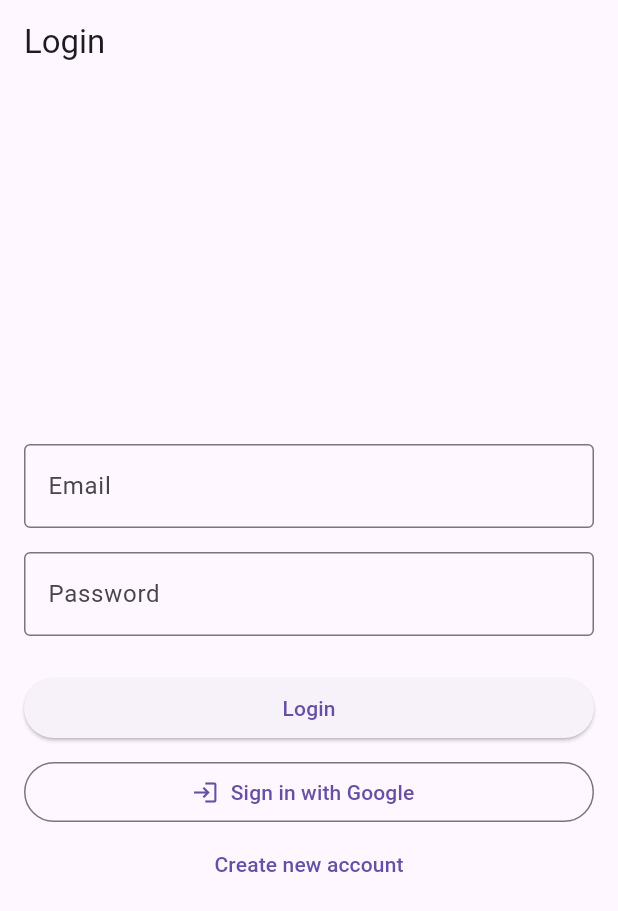
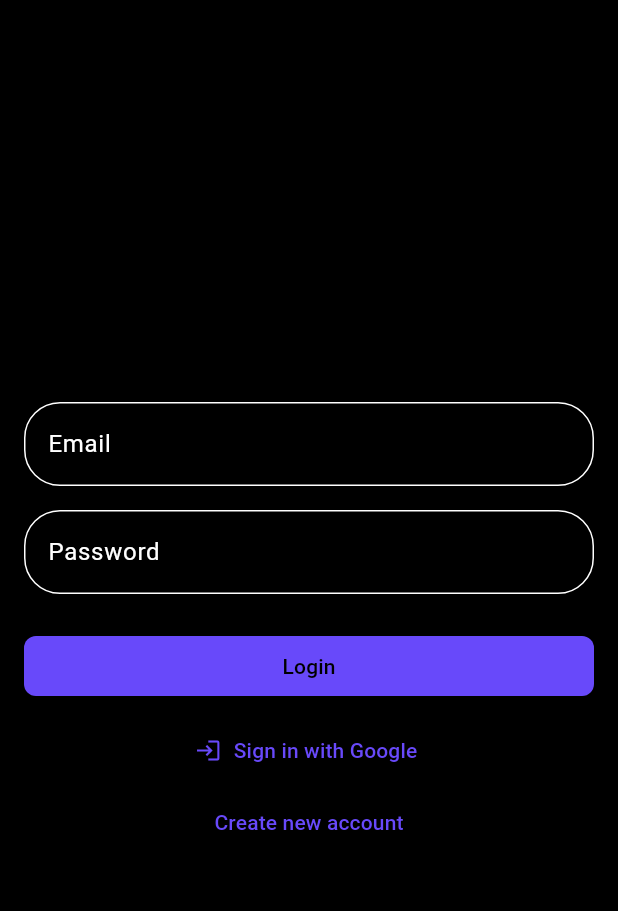
Before and after one commit to MritunjayTiwari14/protool, a Flutter app: the screen it shows after launch, on a phone screen of 412 x 824 dp. Shown: the top 911 px of the screen. Run offline on Flutter 3.47's test engine with Material 3 defaults, Android fonts, the light colour scheme and no system bars; our stand-ins replace cloud_firestore, firebase_auth, firebase_core, google_sign_in; accounts and stored records are empty; generated files the repository leaves out were written again.

Commit message:
feat: Create separate theme data for light and dark mode

```diff
--- a/lib/main.dart
+++ b/lib/main.dart
@@ -3,6 +3,7 @@ import 'package:firebase_core/firebase_core.dart';
 import 'package:flutter/material.dart';
 import 'package:protool/screens/auth_screen.dart';
 import 'package:protool/screens/tasks_screen.dart';
+import 'package:protool/theme.dart';
 import 'firebase_options.dart';
 
 void main() async {
@@ -18,9 +19,9 @@ class ProToolApp extends StatelessWidget {
   Widget build(BuildContext context) {
     return MaterialApp(
       title: 'Task Manager',
-      theme: ThemeData(
-        primarySwatch: Colors.blue,
-      ),
+      theme: darkTheme,
+      darkTheme: darkTheme,
+      themeMode: ThemeMode.system,
       home: StreamBuilder<User?>(
         stream: FirebaseAuth.instance.authStateChanges(),
         builder: (context, snapshot) {
--- a/lib/screens/auth_screen.dart
+++ b/lib/screens/auth_screen.dart
@@ -1,5 +1,6 @@
 import 'package:flutter/material.dart';
 import '../services/auth_service.dart';
+import '../widgets/common_widgets.dart';
 
 class AuthScreen extends StatefulWidget {
   const AuthScreen({super.key});
@@ -90,9 +91,6 @@ class _AuthScreenState extends State<AuthScreen> {
   @override
   Widget build(BuildContext context) {
     return Scaffold(
-      appBar: AppBar(
-        title: Text(_isLogin ? 'Login' : 'Sign Up'),
-      ),
       body: Center(
         child: SingleChildScrollView(
           padding: const EdgeInsets.all(16.0),
@@ -113,12 +111,9 @@ class _AuthScreenState extends State<AuthScreen> {
                     ),
                   ),
                 const SizedBox(height: 16),
-                TextFormField(
+                CustomTextField(
                   controller: _emailController,
-                  decoration: const InputDecoration(
-                    labelText: 'Email',
-                    border: OutlineInputBorder(),
-                  ),
+                  labelText: 'Email',
                   keyboardType: TextInputType.emailAddress,
                   validator: (value) {
                     if (value == null || value.isEmpty || !value.contains('@')) {
@@ -128,12 +123,9 @@ class _AuthScreenState extends State<AuthScreen> {
                   },
                 ),
                 const SizedBox(height: 16),
-                TextFormField(
+                CustomTextField(
                   controller: _passwordController,
-                  decoration: const InputDecoration(
-                    labelText: 'Password',
-                    border: OutlineInputBorder(),
-                  ),
+                  labelText: 'Password',
                   obscureText: true,
                   validator: (value) {
                     if (value == null || value.length < 6) {
@@ -146,28 +138,28 @@ class _AuthScreenState extends State<AuthScreen> {
                 if (_isLoading)
                   const Center(child: CircularProgressIndicator())
                 else ...[
-                  ElevatedButton(
+                  PrimaryButton(
                     onPressed: _submitAuthForm,
-                    child: Text(_isLogin ? 'Login' : 'Sign Up'),
+                    text: _isLogin ? 'Login' : 'Sign Up',
                   ),
                   const SizedBox(height: 8),
-                  OutlinedButton.icon(
+                  SecondaryIconButton(
                     onPressed: _signInWithGoogle,
-                    icon: const Icon(Icons.login),
-                    label: const Text('Sign in with Google'),
+                    icon: Icons.login,
+                    label: 'Sign in with Google',
                   ),
                 ],
                 if (!_isLoading)
-                  TextButton(
+                  SecondaryTextButton(
                     onPressed: () {
                       setState(() {
                         _isLogin = !_isLogin;
                         _errorMessage = null;
                       });
                     },
-                    child: Text(_isLogin
+                    text: _isLogin
                         ? 'Create new account'
-                        : 'I already have an account'),
+                        : 'I already have an account',
                   ),
               ],
             ),
--- /dev/null
+++ b/lib/theme.dart
@@ -0,0 +1,73 @@
+import 'package:flutter/material.dart';
+
+final ThemeData lightTheme = ThemeData(
+  useMaterial3: true,
+  brightness: Brightness.light,
+  scaffoldBackgroundColor: Colors.white,
+  colorScheme: const ColorScheme(
+    brightness: Brightness.light,
+
+    primary: Color.fromARGB(255, 104, 73, 250),
+    onPrimary: Colors.white,
+
+    secondary: Color(0xFF03DAC6),
+    onSecondary: Colors.black,
+
+    surface: Colors.white,
+    onSurface: Color(0xFF121212),
+
+    error: Color(0xFFB00020),
+    onError: Colors.white,
+  ),
+  appBarTheme: const AppBarTheme(
+    backgroundColor: Color(0xFF6200EE),
+    foregroundColor: Colors.white,
+    elevation: 0,
+    centerTitle: true,
+  ),
+  elevatedButtonTheme: ElevatedButtonThemeData(
+    style: ElevatedButton.styleFrom(
+      backgroundColor: const Color(0xFF6200EE),
+      foregroundColor: Colors.white,
+      shape: RoundedRectangleBorder(
+        borderRadius: BorderRadius.circular(8),
+      ),
+    ),
+  ),
+);
+
+final ThemeData darkTheme = ThemeData(
+  useMaterial3: true,
+  brightness: Brightness.dark,
+  scaffoldBackgroundColor: Colors.black,
+  colorScheme: const ColorScheme(
+    brightness: Brightness.dark,
+
+    primary: Color.fromARGB(255, 104, 73, 250),
+    onPrimary: Colors.black,
+
+    secondary: Color(0xFF03DAC6),
+    onSecondary: Colors.black,
+
+    surface: Colors.black,
+    onSurface: Colors.white,
+
+    error: Color(0xFFCF6679),
+    onError: Colors.black,
+  ),
+  appBarTheme: const AppBarTheme(
+    backgroundColor: Color.fromARGB(255, 104, 73, 250),
+    foregroundColor: Colors.black,
+    elevation: 0,
+    centerTitle: true,
+  ),
+  elevatedButtonTheme: ElevatedButtonThemeData(
+    style: ElevatedButton.styleFrom(
+      backgroundColor: const Color.fromARGB(255, 104, 73, 250),
+      foregroundColor: Colors.black,
+      shape: RoundedRectangleBorder(
+        borderRadius: BorderRadius.circular(8),
+      ),
+    ),
+  ),
+);
--- /dev/null
+++ b/lib/widgets/common_widgets.dart
@@ -0,0 +1,94 @@
+import 'package:flutter/material.dart';
+
+class CustomTextField extends StatelessWidget {
+  final TextEditingController controller;
+  final String labelText;
+  final bool obscureText;
+  final TextInputType keyboardType;
+  final String? Function(String?)? validator;
+
+  const CustomTextField({
+    super.key,
+    required this.controller,
+    required this.labelText,
+    this.obscureText = false,
+    this.keyboardType = TextInputType.text,
+    this.validator,
+  });
+
+  @override
+  Widget build(BuildContext context) {
+    return TextFormField(
+      controller: controller,
+      decoration: InputDecoration(
+        labelText: labelText,
+        border: const OutlineInputBorder(
+          borderRadius: BorderRadius.all(Radius.circular(24))
+        ),
+      ),
+      obscureText: obscureText,
+      keyboardType: keyboardType,
+      validator: validator,
+    );
+  }
+}
+
+class PrimaryButton extends StatelessWidget {
+  final VoidCallback onPressed;
+  final String text;
+
+  const PrimaryButton({
+    super.key,
+    required this.onPressed,
+    required this.text,
+  });
+
+  @override
+  Widget build(BuildContext context) {
+    return ElevatedButton(
+      onPressed: onPressed,
+      child: Text(text),
+    );
+  }
+}
+
+class SecondaryIconButton extends StatelessWidget {
+  final VoidCallback onPressed;
+  final IconData icon;
+  final String label;
+
+  const SecondaryIconButton({
+    super.key,
+    required this.onPressed,
+    required this.icon,
+    required this.label,
+  });
+
+  @override
+  Widget build(BuildContext context) {
+    return TextButton.icon(
+      onPressed: onPressed,
+      icon: Icon(icon),
+      label: Text(label),
+    );
+  }
+}
+
+class SecondaryTextButton extends StatelessWidget {
+  final VoidCallback onPressed;
+  final String text;
+
+  const SecondaryTextButton({
+    super.key,
+    required this.onPressed,
+    required this.text,
+  });
+
+  @override
+  Widget build(BuildContext context) {
+    return TextButton(
+      onPressed: onPressed,
+      child: Text(text),
+    );
+  }
+}
```
Also changed, not shown: 3 other files.
